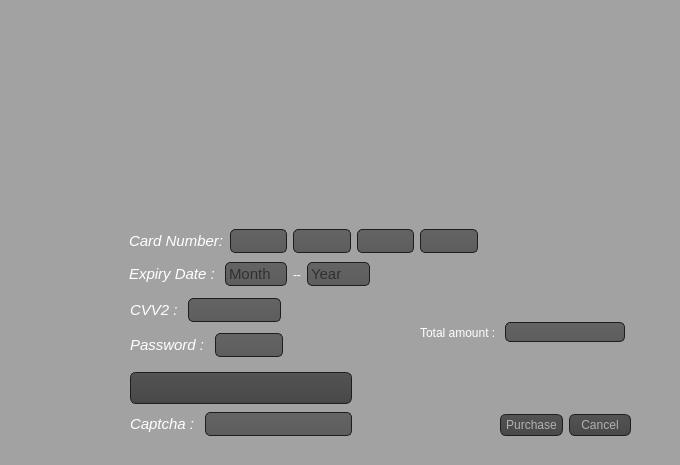
First picture: the form in AP/payment_gateway.ui, repository AP-projects-4001/Guys, before the edit.
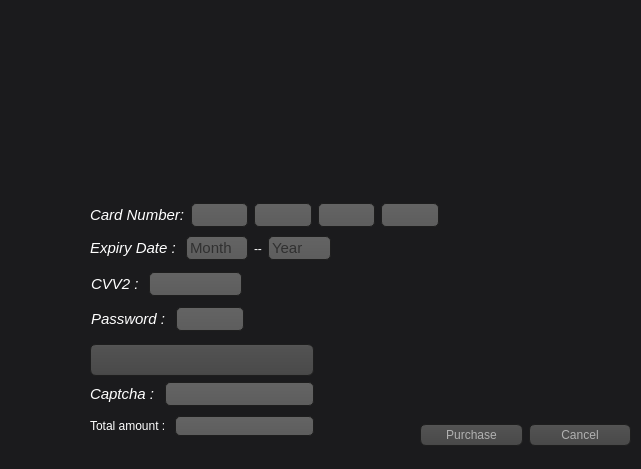
Second picture: the form after the edit.

Patch:
```diff
--- a/AP/payment_gateway.ui
+++ b/AP/payment_gateway.ui
@@ -6,17 +6,17 @@
    <rect>
     <x>0</x>
     <y>0</y>
-    <width>680</width>
-    <height>465</height>
+    <width>641</width>
+    <height>469</height>
    </rect>
   </property>
   <property name="windowTitle">
    <string>Dialog</string>
   </property>
   <property name="styleSheet">
-   <string notr="true">QDialog
+   <string notr="true">QWidget
 {
-background-color: #a3a2a2;
+background-color: #1b1b1d;
 }
 QPushButton:hover
 {
@@ -74,13 +74,18 @@
         stop: 0.3 #323232
     );
 }
+
+QStatusBar
+{
+	color: #ffffff;
+}
 </string>
   </property>
   <widget class="QLabel" name="Bank_label">
    <property name="geometry">
     <rect>
      <x>100</x>
-     <y>30</y>
+     <y>10</y>
      <width>491</width>
      <height>181</height>
     </rect>
@@ -92,8 +97,8 @@
   <widget class="QWidget" name="layoutWidget">
    <property name="geometry">
     <rect>
-     <x>129</x>
-     <y>226</y>
+     <x>90</x>
+     <y>200</y>
      <width>349</width>
      <height>31</height>
     </rect>
@@ -157,8 +162,8 @@
   <widget class="QWidget" name="layoutWidget">
    <property name="geometry">
     <rect>
-     <x>129</x>
-     <y>259</y>
+     <x>90</x>
+     <y>233</y>
      <width>241</width>
      <height>31</height>
     </rect>
@@ -215,8 +220,8 @@
   <widget class="QWidget" name="layoutWidget">
    <property name="geometry">
     <rect>
-     <x>130</x>
-     <y>295</y>
+     <x>91</x>
+     <y>269</y>
      <width>151</width>
      <height>31</height>
     </rect>
@@ -253,8 +258,8 @@
   <widget class="QWidget" name="layoutWidget">
    <property name="geometry">
     <rect>
-     <x>130</x>
-     <y>330</y>
+     <x>91</x>
+     <y>304</y>
      <width>153</width>
      <height>30</height>
     </rect>
@@ -291,9 +296,9 @@
   <widget class="QWidget" name="layoutWidget">
    <property name="geometry">
     <rect>
-     <x>500</x>
-     <y>400</y>
-     <width>131</width>
+     <x>420</x>
+     <y>410</y>
+     <width>211</width>
      <height>51</height>
     </rect>
    </property>
@@ -314,15 +319,30 @@
     </item>
    </layout>
   </widget>
-  <widget class="QWidget" name="layoutWidget">
+  <widget class="QLabel" name="label_9">
    <property name="geometry">
     <rect>
-     <x>130</x>
-     <y>370</y>
-     <width>222</width>
-     <height>69</height>
+     <x>440</x>
+     <y>240</y>
+     <width>170</width>
+     <height>170</height>
     </rect>
    </property>
+   <property name="text">
+    <string/>
+   </property>
+  </widget>
+  <widget class="QWidget" name="">
+   <property name="geometry">
+    <rect>
+     <x>90</x>
+     <y>340</y>
+     <width>224</width>
+     <height>102</height>
+    </rect>
+   </property>
+   <layout class="QVBoxLayout" name="verticalLayout_2">
+    <item>
    <layout class="QVBoxLayout" name="verticalLayout">
     <item>
      <widget class="QPushButton" name="lineEdit_captcha">
@@ -368,16 +388,8 @@
      </layout>
     </item>
    </layout>
-  </widget>
-  <widget class="QWidget" name="layoutWidget">
-   <property name="geometry">
-    <rect>
-     <x>420</x>
-     <y>320</y>
-     <width>205</width>
-     <height>25</height>
-    </rect>
-   </property>
+    </item>
+    <item>
    <layout class="QHBoxLayout" name="horizontalLayout_7">
     <item>
      <widget class="QLabel" name="label">
@@ -392,6 +404,8 @@
        <bool>true</bool>
       </property>
      </widget>
+      </item>
+     </layout>
     </item>
    </layout>
   </widget>
```
Lines whose indentation alone changed are shown as unchanged.
